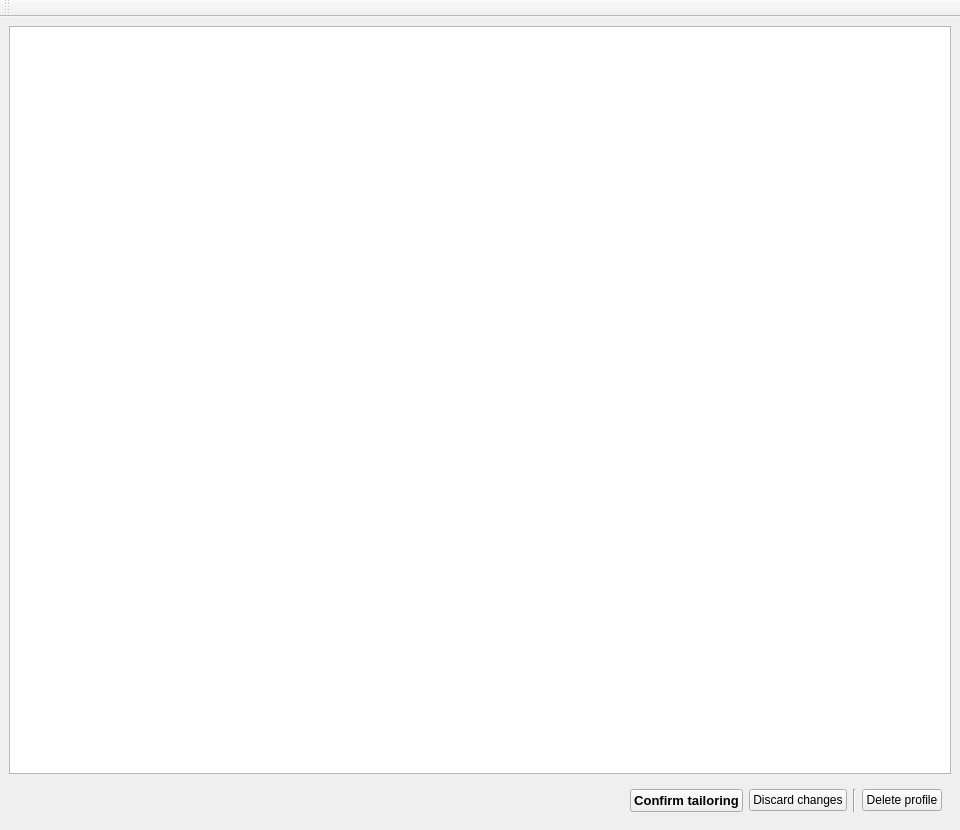
Before: the Qt Designer form src/ui/TailoringWindow.ui in eurolinux-enterprise-linux-sources/scap-workbench, drawn with Qt 5.
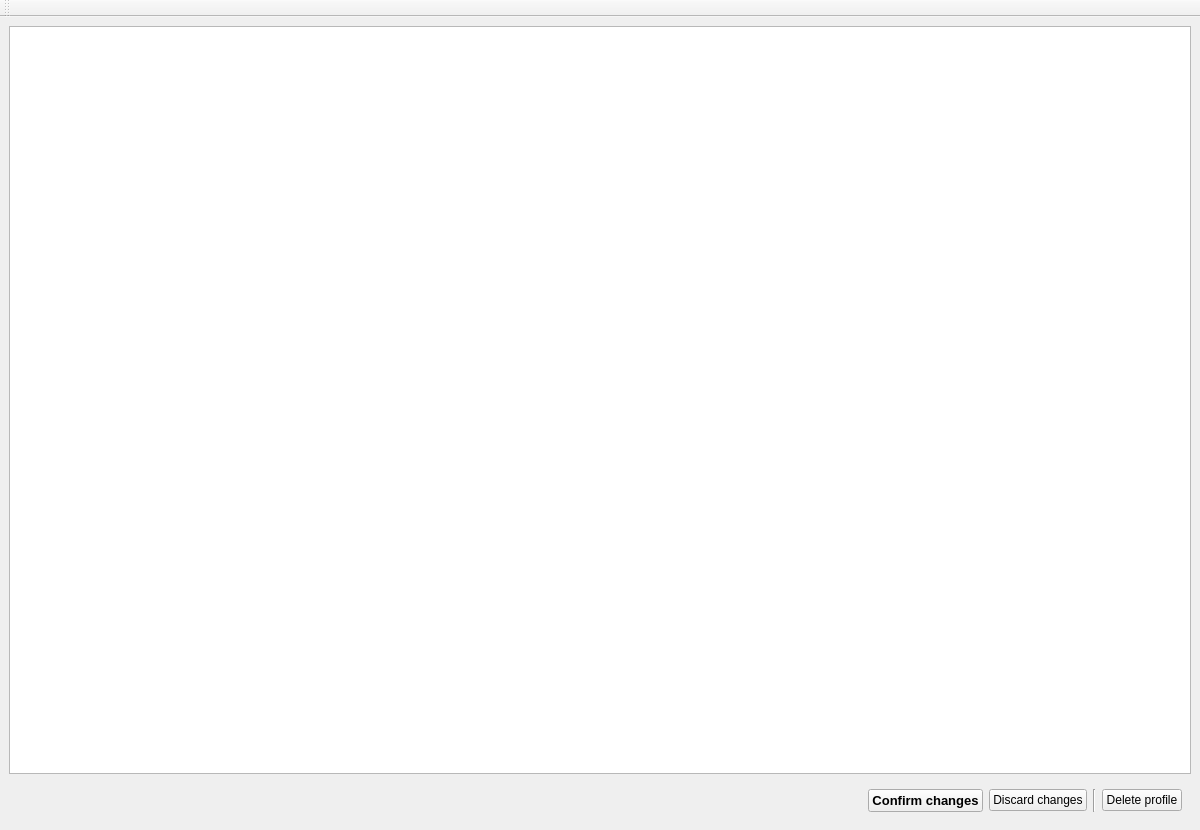
After: the same form once the commit is applied.

```diff
--- a/src/ui/TailoringWindow.ui
+++ b/src/ui/TailoringWindow.ui
@@ -9,7 +9,7 @@
    <rect>
     <x>0</x>
     <y>0</y>
-    <width>960</width>
+    <width>1200</width>
     <height>830</height>
    </rect>
   </property>
@@ -91,7 +91,7 @@
           </font>
          </property>
          <property name="text">
-          <string>Confirm tailoring</string>
+          <string>Confirm changes</string>
          </property>
         </widget>
        </item>
```
Left out of the diff: 14 changed lines with no effect on the pictures.
